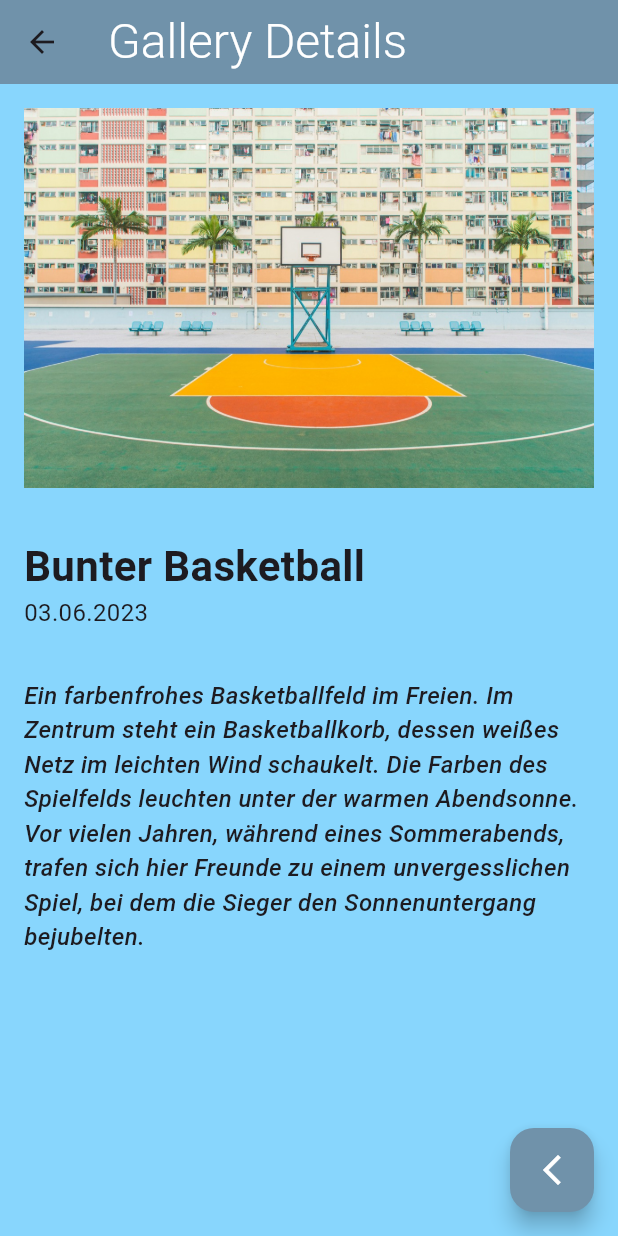
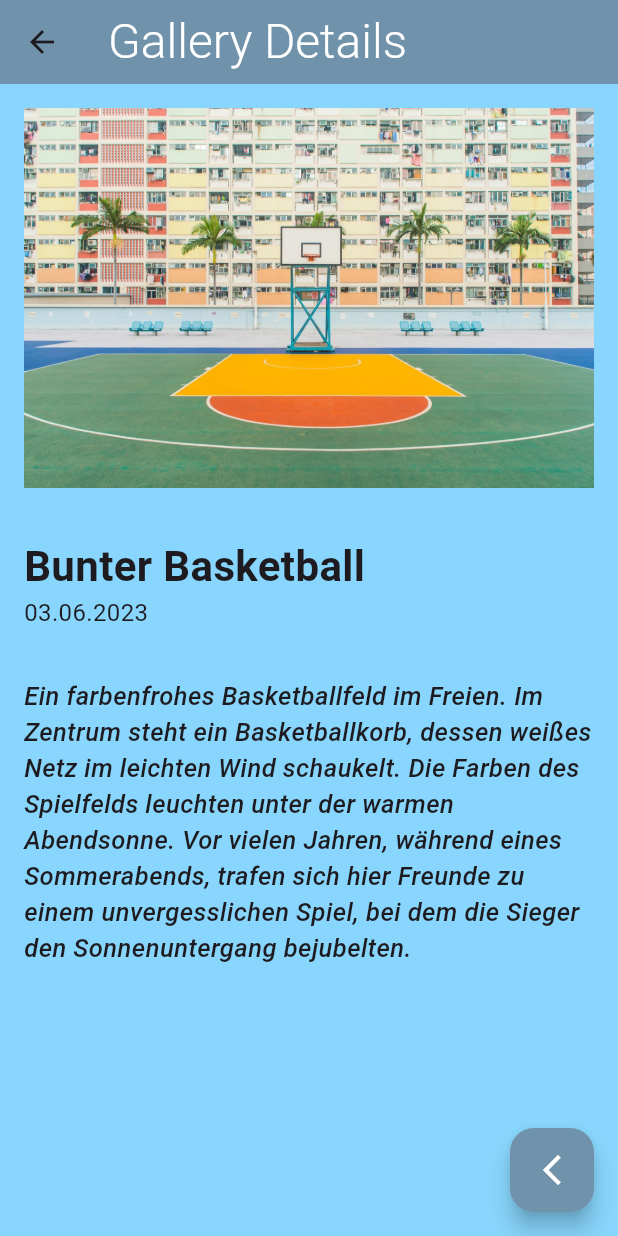
Before and after one commit to Dopa91/simple_gallery_app_dopatka, a Flutter app: the DetailSite screen opened directly with sample values from the repository, on a phone screen of 412 x 824 dp. Run offline on Flutter 3.47's test engine with Material 3 defaults, Android fonts, the phone set to English and light mode, and no system bars; our stand-ins replace flutter_image_slideshow.

Commit message:
update due to design

```diff
--- a/lib/features/gallery/screens/detail_site.dart
+++ b/lib/features/gallery/screens/detail_site.dart
@@ -54,7 +54,7 @@ class DetailSite extends StatelessWidget {
                 style: const TextStyle(
                     fontWeight: FontWeight.w500,
                     fontStyle: FontStyle.italic,
-                    fontSize: 16),
+                    fontSize: 17),
               ),
               const SizedBox(
                 height: 64,
```
